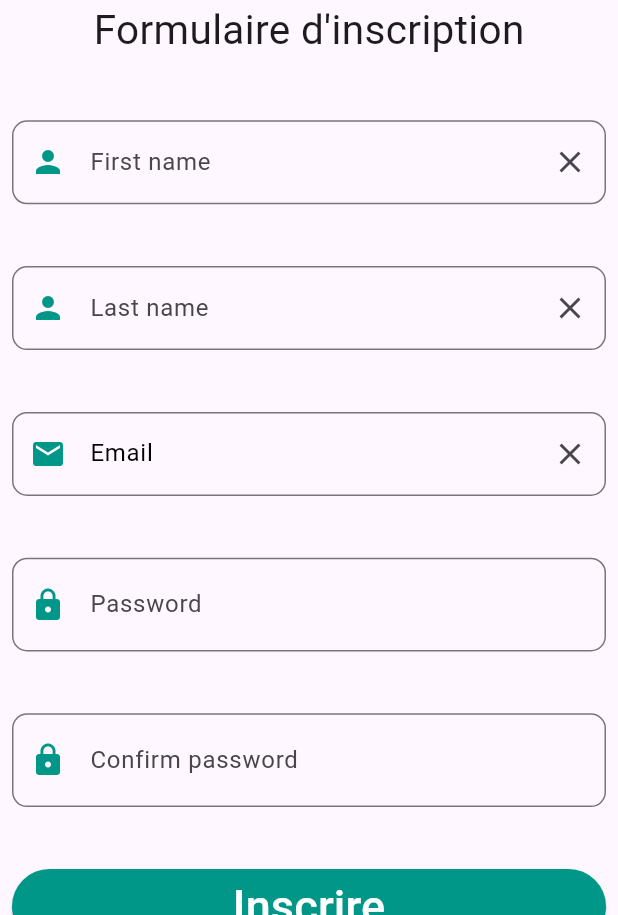
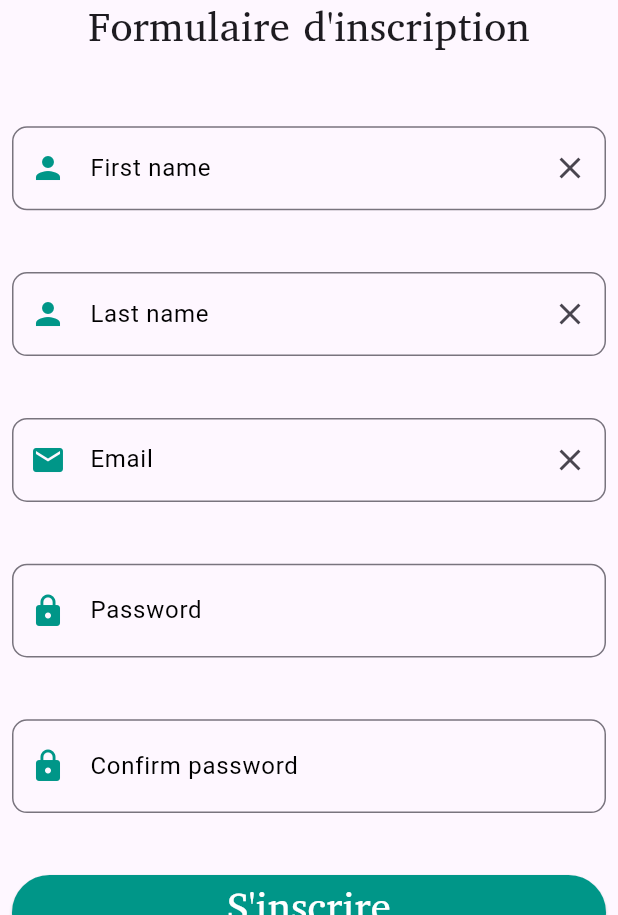
Before and after one commit to cisse410/flutter-course, a Flutter app: the screen it shows after launch, on a phone screen of 412 x 824 dp, the part 321-1236 px from its top. Run offline on Flutter 3.47's test engine with Material 3 defaults, Android fonts, the phone set to English and light mode, and no system bars.

Commit message:
Ajout de police et quelques modifications

```diff
--- a/lib/form/password_confimation.dart
+++ b/lib/form/password_confimation.dart
@@ -30,8 +30,10 @@ class _PasswordConfirmationState extends State<PasswordConfirmation> {
   Widget build(BuildContext context) {
     return TextFormField(
       controller: widget.controller,
+      cursorColor: Colors.teal,
       decoration: InputDecoration(
         labelText: widget.passwordLabel,
+        labelStyle: const TextStyle(color: Colors.black),
         focusedBorder: const OutlineInputBorder(
             borderSide: BorderSide(
           color: Colors.teal,
@@ -42,7 +44,10 @@ class _PasswordConfirmationState extends State<PasswordConfirmation> {
             color: Colors.teal,
           ),
         ),
-        prefixIcon: Icon(Icons.lock, color: Colors.teal,),
+        prefixIcon: const Icon(
+          Icons.lock,
+          color: Colors.teal,
+        ),
         suffix: InkWell(
             onTap: _togglePasswordView,
             child: Icon(
--- a/lib/form/password_field.dart
+++ b/lib/form/password_field.dart
@@ -30,8 +30,10 @@ class _PasswordFieldState extends State<PasswordField> {
   Widget build(BuildContext context) {
     return TextFormField(
       controller: widget.controller,
+      cursorColor: Colors.teal,
       decoration: InputDecoration(
         labelText: widget.passwordLabel,
+        labelStyle: const TextStyle(color: Colors.black),
         focusedBorder: const OutlineInputBorder(
             borderSide: BorderSide(
           color: Colors.teal,
--- a/lib/form/text_field.dart
+++ b/lib/form/text_field.dart
@@ -16,8 +16,10 @@ class FormTextField extends StatelessWidget {
   Widget build(BuildContext context) {
     return TextFormField(
       controller: controller,
+      cursorColor: Colors.teal,
       decoration: InputDecoration(
           labelText: labelText,
+          labelStyle: const TextStyle(color: Colors.black),
           focusedBorder: const OutlineInputBorder(
               borderSide: BorderSide(
             color: Colors.teal,
@@ -28,7 +30,10 @@ class FormTextField extends StatelessWidget {
               color: Colors.teal,
             ),
           ),
-          prefixIcon: Icon(Icons.person, color: Colors.teal,),
+          prefixIcon: const Icon(
+            Icons.person,
+            color: Colors.teal,
+          ),
           suffixIcon: IconButton(
             onPressed: controller.clear,
             icon: const Icon(Icons.clear),
--- a/lib/pages/home.dart
+++ b/lib/pages/home.dart
@@ -31,8 +31,7 @@ class _HomeState extends State<Home> {
           content: SingleChildScrollView(
             child: ListBody(
               children: [
-                Text('Prénom: ${user.prenom}'),
-                Text('Nom: ${user.nom}'),
+                Text('${user.prenom} ${user.nom} vos informations sont bien enregistrees'),
               ],
             ),
           ),
@@ -118,7 +117,8 @@ class _HomeState extends State<Home> {
                   const Text(
                     'Formulaire d\'inscription',
                     style: TextStyle(
-                      fontSize: 27,
+                      fontSize: 30,
+                      fontFamily: 'AnnapurnaSIL'
                     ),
                   ),
                   SizedBox(
@@ -174,10 +174,11 @@ class _HomeState extends State<Home> {
                     //   backgroundColor: MaterialStateProperty.all(Colors.teal),
                     // ),
                     child: const Text(
-                      'Inscrire',
+                      'S\'inscrire',
                       style: TextStyle(
                         fontSize: 30,
                         color: Colors.white,
+                        fontFamily: 'AnnapurnaSIL'
                       ),
                     ),
                   ),
```
Also changed, not shown: pubspec.yaml (+9 -6 lines), assets/fonts/AnnapurnaSIL-Bold.ttf (added), assets/fonts/AnnapurnaSIL-Regular.ttf (added), assets/fonts/Anta-Regular.ttf (added), pubspec.lock, 1 other file.
